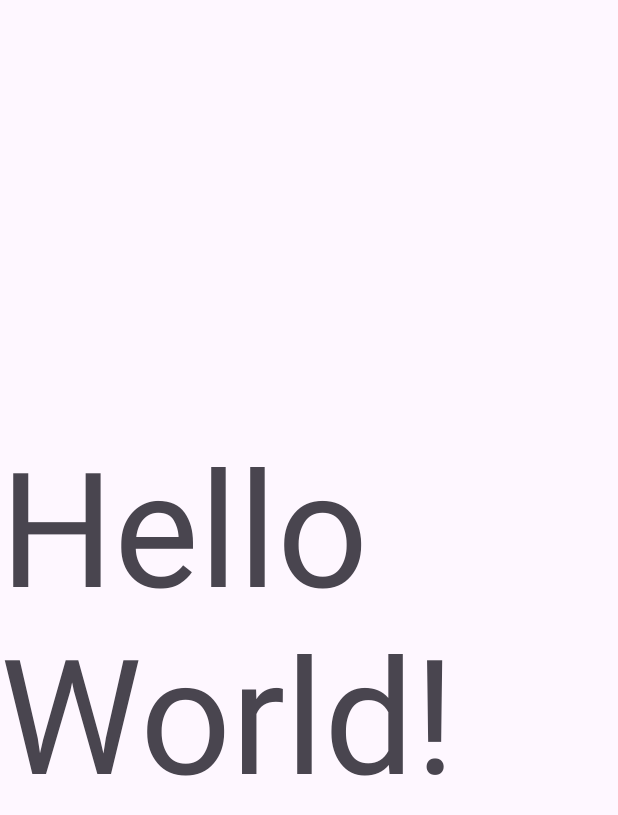
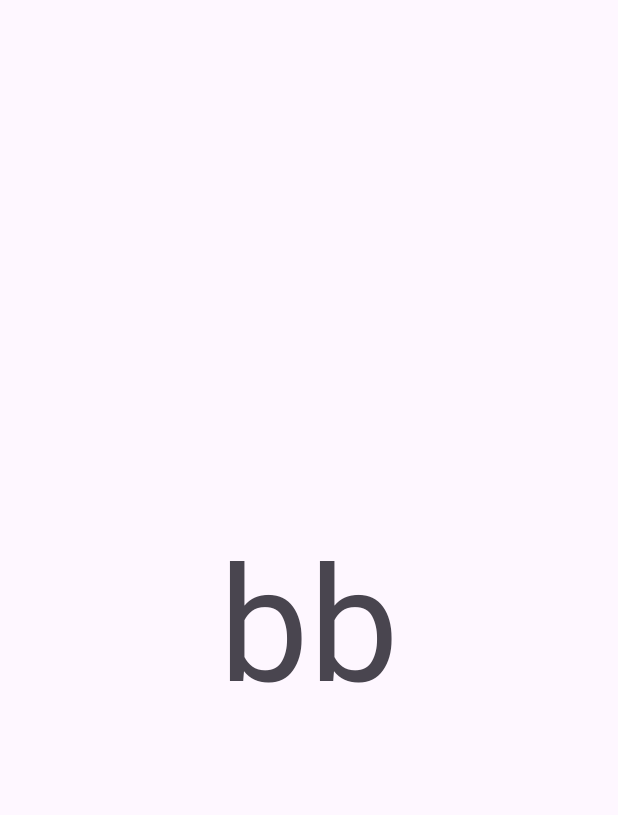
Before and after one commit to EliranSh29/DavidGoggins, an Android app: the screen it shows after launch (MainActivity), on a phone screen of 412 x 824 dp. Shown: the top 815 px of the screen. Run offline under Robolectric (Android 15) with nearby library versions, the phone set to English and light mode, and no system bars.

Commit message:
3rd version

```diff
--- a/app/src/main/res/layout/activity_main.xml
+++ b/app/src/main/res/layout/activity_main.xml
@@ -9,7 +9,7 @@
     <TextView
         android:layout_width="wrap_content"
         android:layout_height="wrap_content"
-        android:text="Hello World!"
+        android:text="bb"
         android:textSize="48pt"
         app:layout_constraintBottom_toBottomOf="parent"
         app:layout_constraintEnd_toEndOf="parent"
```
